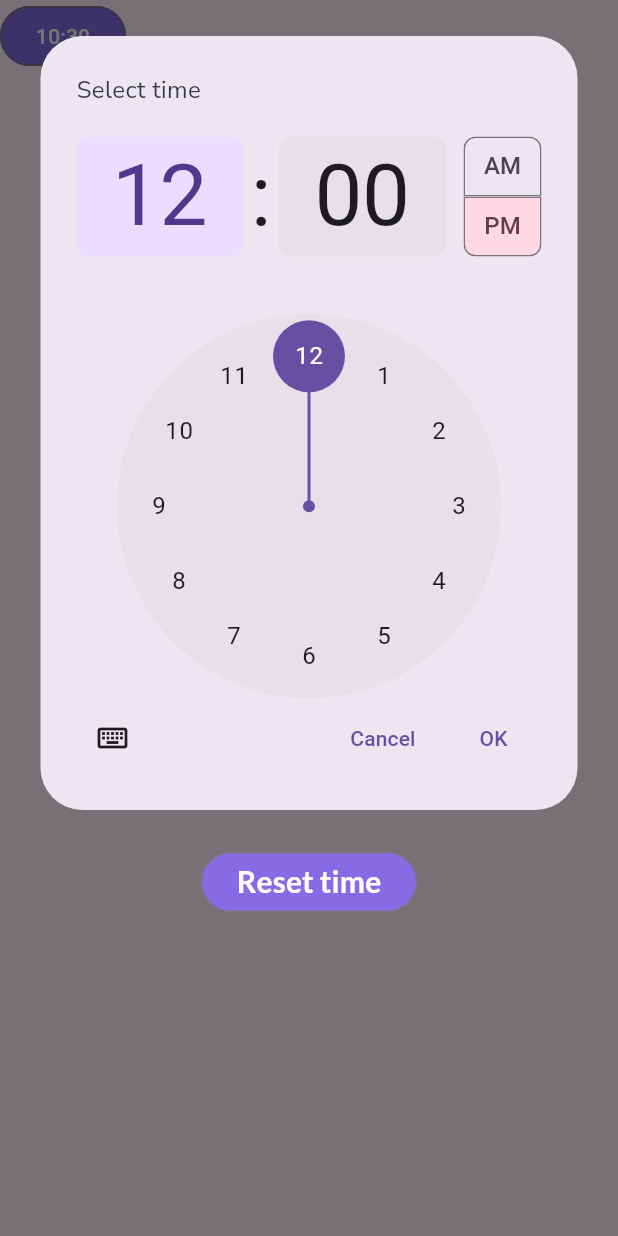
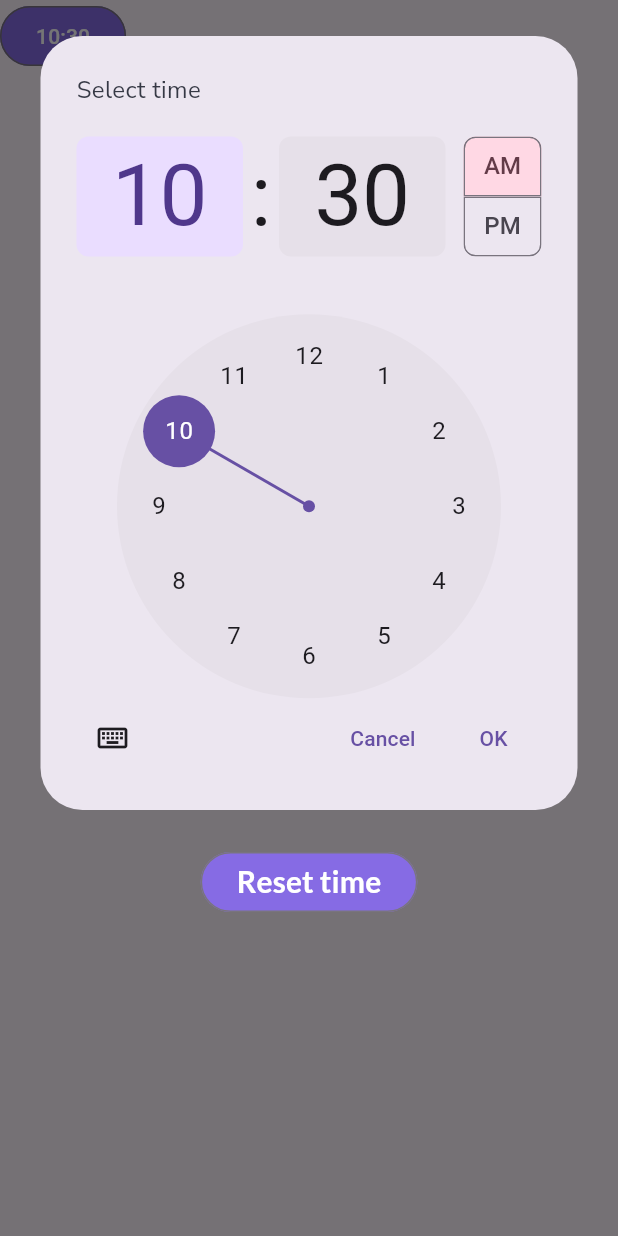
Before and after one commit to Malhesidek/Activity_list, a Flutter app: the ButtonSetTime widget shown alone on an empty page, opened directly, after a tap on an icon or button, on a phone screen of 412 x 824 dp. Run offline on Flutter 3.47's test engine with Material 3 defaults, Android fonts, the phone set to English and light mode, and no system bars; our stand-ins replace bloc, flutter_bloc, image_picker, sqflite, table_calendar; missing offline and left inert: flutter_quill; accounts and stored records are empty.

Commit message:
Changed time widget

```diff
--- a/lib/ui/widgets/button_set_time_widget.dart
+++ b/lib/ui/widgets/button_set_time_widget.dart
@@ -38,11 +38,11 @@ class _ButtonSetTimeState extends State<ButtonSetTime> {
                               child: Text("Reset time", style: kTextAppTitle))
                         ],
                       ),
-                  initialTime: TimeOfDay(hour: 12, minute: 0));
+                  initialTime: TimeOfDay(hour: state.activity.time!.hour, minute: state.activity.time!.minute));
               log("Selected time: $selectedTime");
               BlocProvider.of<ActivityEditBloc>(context)
                   .add(ActivityChangedTimeEvent(time: selectedTime));
-              log("Seleted time state: ${state.activity.time}");
+              log("Selected time state: ${state.activity.time}");
             },
             child: Text(
                 (state as ActivityEditChangedState).activity.time != null
```
